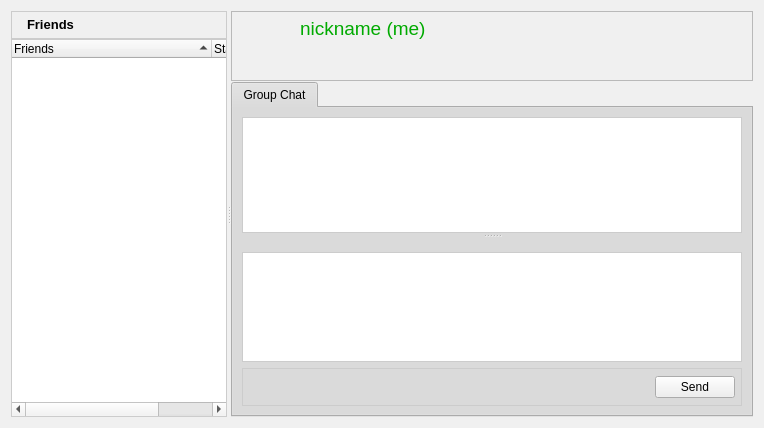
Before: the Qt Designer form retroshare-gui/src/gui/FriendsDialog.ui in RetroShare/RetroShare, drawn with Qt 5.
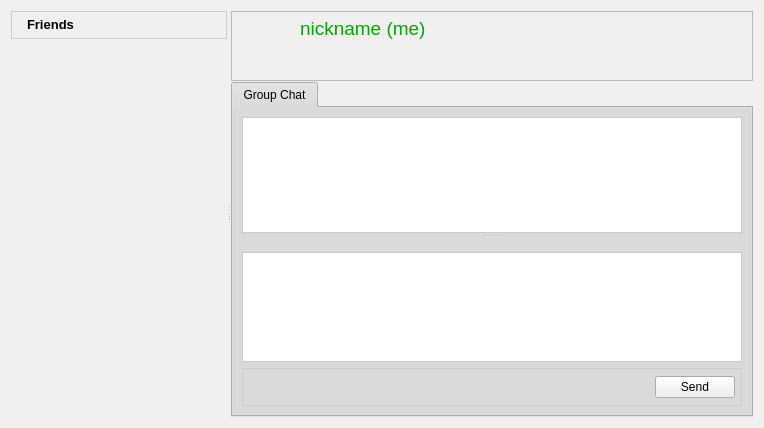
After: the same form once the commit is applied. Icons and pictures are not drawn. Custom widgets are drawn as their Qt base class.

Commit message: commited rest of AsamK patch for factoring friend list.

```diff
--- a/retroshare-gui/src/gui/FriendsDialog.ui
+++ b/retroshare-gui/src/gui/FriendsDialog.ui
@@ -653,7 +653,10 @@
         </widget>
        </item>
        <item row="3" column="0">
-        <widget class="QTreeWidget" name="peertreeWidget">
+         <widget class="FriendList" name="friendList" native="true">
+         <property name="styleSheet">
+          <string notr="true">b{}</string>
+         </property>
          <property name="sizePolicy">
           <sizepolicy hsizetype="MinimumExpanding" vsizetype="Expanding">
            <horstretch>0</horstretch>
@@ -666,73 +669,6 @@
            <height>0</height>
           </size>
          </property>
-         <property name="maximumSize">
-          <size>
-           <width>16777215</width>
-           <height>16777215</height>
-          </size>
-         </property>
-         <property name="font">
-          <font>
-           <family>Arial</family>
-           <pointsize>9</pointsize>
-           <stylestrategy>PreferAntialias</stylestrategy>
-           <kerning>true</kerning>
-          </font>
-         </property>
-         <property name="contextMenuPolicy">
-          <enum>Qt::CustomContextMenu</enum>
-         </property>
-         <property name="acceptDrops">
-          <bool>false</bool>
-         </property>
-         <property name="styleSheet">
-          <string notr="true">QTreeWidget#peertreeWidget{border: 1px solid #CCCCCC;
-background: white;}</string>
-         </property>
-         <property name="autoScroll">
-          <bool>false</bool>
-         </property>
-         <property name="iconSize">
-          <size>
-           <width>24</width>
-           <height>24</height>
-          </size>
-         </property>
-         <property name="autoExpandDelay">
-          <number>1</number>
-         </property>
-         <property name="indentation">
-          <number>20</number>
-         </property>
-         <property name="itemsExpandable">
-          <bool>true</bool>
-         </property>
-         <property name="sortingEnabled">
-          <bool>true</bool>
-         </property>
-         <property name="allColumnsShowFocus">
-          <bool>true</bool>
-         </property>
-         <property name="wordWrap">
-          <bool>false</bool>
-         </property>
-         <property name="expandsOnDoubleClick">
-          <bool>false</bool>
-         </property>
-         <attribute name="headerDefaultSectionSize">
-          <number>200</number>
-         </attribute>
-         <column>
-          <property name="text">
-           <string>Friends</string>
-          </property>
-         </column>
-         <column>
-          <property name="text">
-           <string>Status</string>
-          </property>
-         </column>
         </widget>
        </item>
       </layout>
@@ -1560,6 +1496,13 @@
    <header>gui/common/RSTabWidget.h</header>
    <container>1</container>
   </customwidget>
+  <customwidget>
+   <class>FriendList</class>
+   <extends>QWidget</extends>
+   <header>gui/common/FriendList.h</header>
+   <container>1</container>
+  </customwidget>
+
  </customwidgets>
  <resources>
   <include location="images.qrc"/>
```
Left out of the diff: 50 changed lines with no effect on the pictures. The commit also changes 6 other files.
